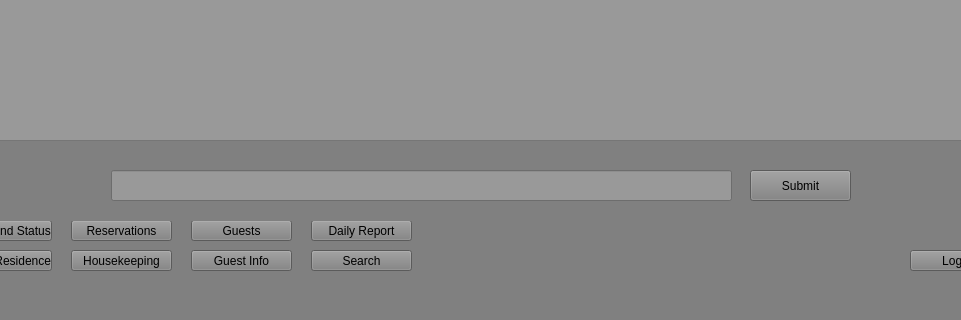
The window that dashboard.ui (vain3219/463_project) describes before a commit, drawn with Qt 5; both pictures show x 120 to 1081 and y 440 to 760 of the 1205 by 760 pixel window.
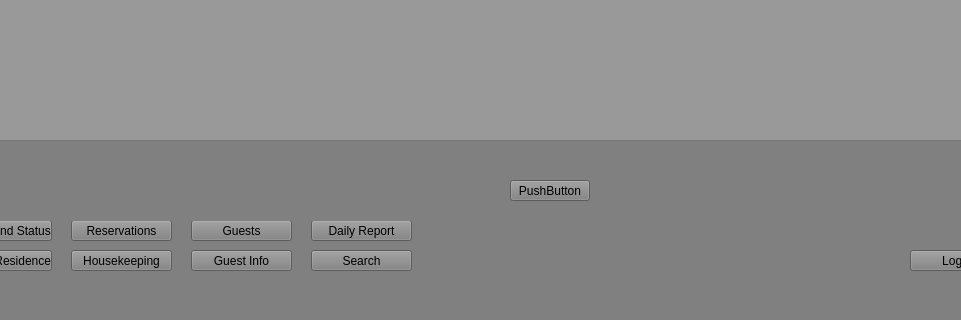
The same window after the commit.

```diff
--- a/dashboard.ui
+++ b/dashboard.ui
@@ -414,7 +414,7 @@
        </rect>
       </property>
       <property name="currentIndex">
-       <number>2</number>
+       <number>3</number>
       </property>
       <widget class="QWidget" name="BlankPage"/>
       <widget class="QWidget" name="ReservationPage">
@@ -460,6 +460,21 @@
         </property>
        </widget>
       </widget>
+      <widget class="QWidget" name="page">
+       <widget class="QPushButton" name="pushButton">
+        <property name="geometry">
+         <rect>
+          <x>430</x>
+          <y>50</y>
+          <width>80</width>
+          <height>21</height>
+         </rect>
+        </property>
+        <property name="text">
+         <string>PushButton</string>
+        </property>
+       </widget>
+      </widget>
      </widget>
      <zorder>stackedWidgetSR</zorder>
      <zorder>DataTable</zorder>
```
